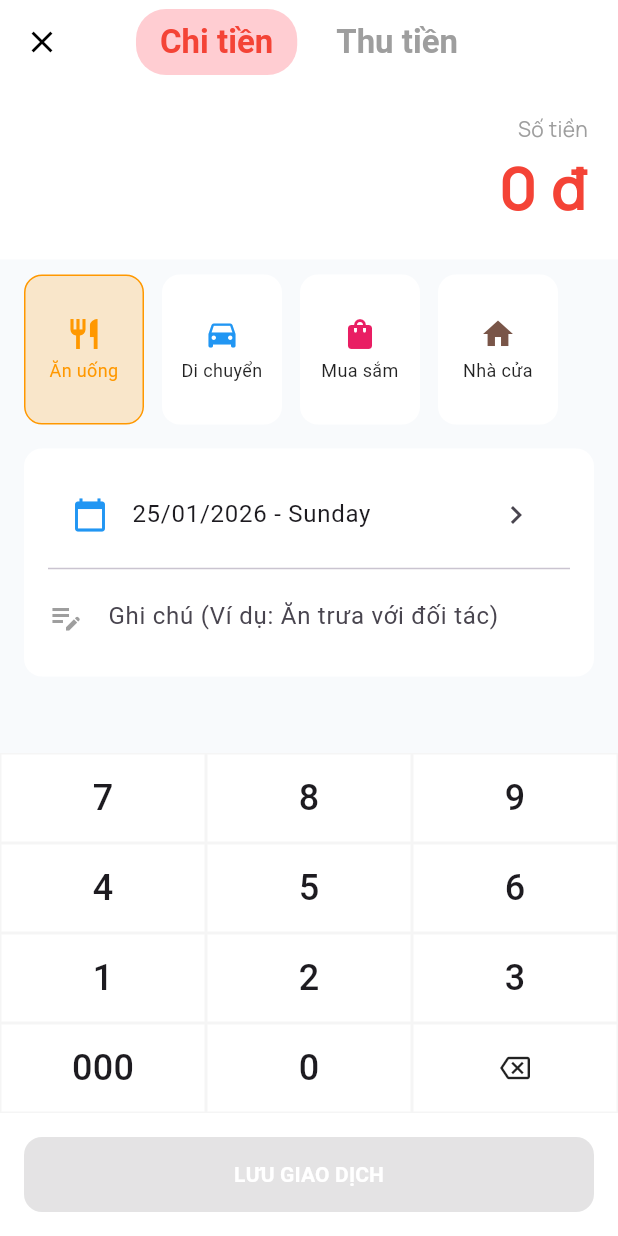
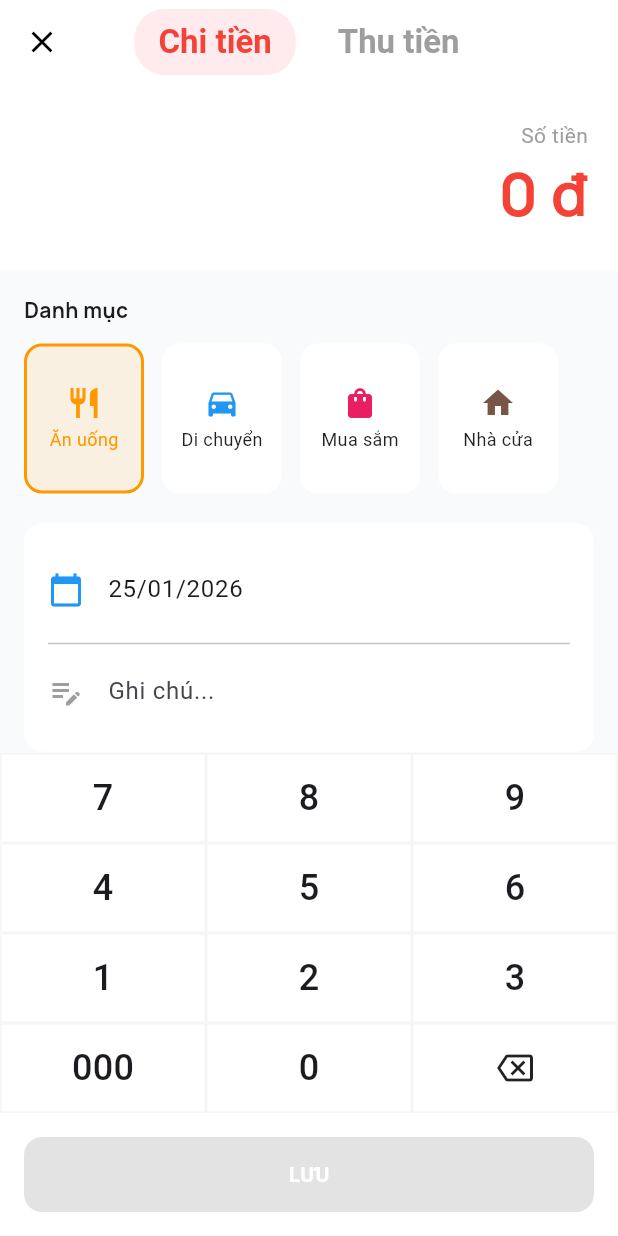
Before and after one commit to nguyenhau031993/aia_master, a Flutter app: the AddTransactionScreen screen opened directly, after a tap on the "backspace" icon, on a phone screen of 412 x 824 dp. Run offline on Flutter 3.47's test engine with Material 3 defaults, Android fonts, the phone set to English and light mode, and no system bars; our stand-ins replace google_fonts; statements that could not run were skipped.

Commit message:
Update add_transaction_screen.dart

```diff
--- a/lib/finance/screens/add_transaction_screen.dart
+++ b/lib/finance/screens/add_transaction_screen.dart
@@ -11,39 +11,36 @@ class AddTransactionScreen extends StatefulWidget {
 }
 
 class _AddTransactionScreenState extends State<AddTransactionScreen> {
-  String _amountStr = '0'; // Số tiền đang nhập
+  String _inputAmount = "0";
+  TransactionType _type = TransactionType.expense;
   CategoryItem _selectedCategory = FinanceData.categories[0];
   DateTime _selectedDate = DateTime.now();
   final TextEditingController _noteController = TextEditingController();
-  TransactionType _currentType = TransactionType.expense;
 
-  // Xử lý nhập số từ bàn phím
   void _onKeyTap(String value) {
     setState(() {
       if (value == 'DEL') {
-        if (_amountStr.length > 1) {
-          _amountStr = _amountStr.substring(0, _amountStr.length - 1);
-        } else {
-          _amountStr = '0';
-        }
+        if (_inputAmount.length > 1) _inputAmount = _inputAmount.substring(0, _inputAmount.length - 1);
+        else _inputAmount = "0";
       } else {
-        if (_amountStr == '0') _amountStr = value;
-        else if (_amountStr.length < 12) _amountStr += value;
+        if (_inputAmount == "0") _inputAmount = value;
+        else if (_inputAmount.length < 15) _inputAmount += value;
       }
     });
   }
 
-  void _saveTransaction() {
-    // Logic lưu vào database (giả lập)
-    final newTx = Transaction(
+  void _save() {
+    double amount = double.tryParse(_inputAmount) ?? 0;
+    if (amount <= 0) return;
+
+    FinanceData.transactions.insert(0, Transaction(
       id: DateTime.now().toString(),
-      amount: double.parse(_amountStr),
+      amount: amount,
       category: _selectedCategory,
       date: _selectedDate,
       note: _noteController.text,
-    );
-    FinanceData.transactions.insert(0, newTx); // Thêm vào đầu danh sách
-    Navigator.pop(context, true); // Quay về và báo thành công
+    ));
+    Navigator.pop(context); // Đóng màn hình
   }
 
   @override
@@ -53,75 +50,71 @@ class _AddTransactionScreenState extends State<AddTransactionScreen> {
       appBar: AppBar(
         backgroundColor: Colors.white,
         elevation: 0,
-        leading: IconButton(
-          icon: const Icon(Icons.close, color: Colors.black),
-          onPressed: () => Navigator.pop(context),
-        ),
+        leading: IconButton(icon: const Icon(Icons.close, color: Colors.black), onPressed: () => Navigator.pop(context)),
         title: Row(
           mainAxisSize: MainAxisSize.min,
           children: [
-            _buildTypeBtn("Chi tiền", TransactionType.expense),
-            const SizedBox(width: 10),
-            _buildTypeBtn("Thu tiền", TransactionType.income),
+            _buildTab("Chi tiền", TransactionType.expense),
+            const SizedBox(width: 12),
+            _buildTab("Thu tiền", TransactionType.income),
           ],
         ),
         centerTitle: true,
       ),
       body: Column(
         children: [
-          // 1. Phần nhập số tiền
+          // 1. Hiển thị số tiền
           Container(
-            padding: const EdgeInsets.symmetric(vertical: 20, horizontal: 20),
+            padding: const EdgeInsets.symmetric(vertical: 24, horizontal: 20),
             alignment: Alignment.centerRight,
             child: Column(
               crossAxisAlignment: CrossAxisAlignment.end,
               children: [
-                Text("Số tiền", style: GoogleFonts.manrope(color: Colors.grey)),
+                const Text("Số tiền", style: TextStyle(color: Colors.grey)),
                 Text(
-                  "${NumberFormat('#,###').format(double.parse(_amountStr))} đ",
+                  "${NumberFormat('#,###').format(double.parse(_inputAmount))} đ",
                   style: GoogleFonts.manrope(
-                    fontSize: 40,
-                    fontWeight: FontWeight.bold,
-                    color: _currentType == TransactionType.expense ? Colors.red : Colors.green
+                    fontSize: 40, fontWeight: FontWeight.bold,
+                    color: _type == TransactionType.expense ? Colors.red : Colors.green
                   ),
                 ),
               ],
             ),
           ),
 
-          // 2. Form chọn thông tin
+          // 2. Form chọn (Danh mục, Ngày, Ghi chú)
           Expanded(
             child: Container(
               color: const Color(0xFFF8FAFC),
               child: ListView(
+                padding: const EdgeInsets.all(16),
                 children: [
-                  // Chọn danh mục
-                  Container(
+                  Text("Danh mục", style: GoogleFonts.manrope(fontWeight: FontWeight.bold)),
+                  const SizedBox(height: 12),
+                  SizedBox(
                     height: 100,
-                    margin: const EdgeInsets.only(top: 10),
-                    child: ListView.builder(
+                    child: ListView.separated(
                       scrollDirection: Axis.horizontal,
-                      padding: const EdgeInsets.symmetric(horizontal: 16),
-                      itemCount: FinanceData.categories.where((c) => c.type == _currentType).length,
+                      itemCount: FinanceData.categories.where((c) => c.type == _type).length,
+                      separatorBuilder: (_, __) => const SizedBox(width: 12),
                       itemBuilder: (context, index) {
-                        final cat = FinanceData.categories.where((c) => c.type == _currentType).toList()[index];
+                        final cat = FinanceData.categories.where((c) => c.type == _type).toList()[index];
                         final isSelected = cat.id == _selectedCategory.id;
                         return GestureDetector(
                           onTap: () => setState(() => _selectedCategory = cat),
                           child: Container(
                             width: 80,
-                            margin: const EdgeInsets.only(right: 12),
                             decoration: BoxDecoration(
-                              color: isSelected ? cat.color.withOpacity(0.2) : Colors.white,
+                              color: isSelected ? cat.color.withOpacity(0.1) : Colors.white,
+                              border: Border.all(color: isSelected ? cat.color : Colors.transparent, width: 2),
                               borderRadius: BorderRadius.circular(12),
-                              border: Border.all(color: isSelected ? cat.color : Colors.transparent),
                             ),
                             child: Column(
                               mainAxisAlignment: MainAxisAlignment.center,
                               children: [
                                 Icon(cat.icon, color: cat.color),
                                 const SizedBox(height: 4),
-                                Text(cat.name, style: TextStyle(fontSize: 12, color: isSelected ? cat.color : Colors.black87), textAlign: TextAlign.center),
+                                Text(cat.name, style: TextStyle(fontSize: 12, color: isSelected ? cat.color : Colors.black87)),
                               ],
                             ),
                           ),
@@ -129,26 +122,20 @@ class _AddTransactionScreenState extends State<AddTransactionScreen> {
                       },
                     ),
                   ),
-
+                  const SizedBox(height: 20),
                   // Chọn ngày & Ghi chú
                   Container(
-                    margin: const EdgeInsets.all(16),
                     padding: const EdgeInsets.all(16),
                     decoration: BoxDecoration(color: Colors.white, borderRadius: BorderRadius.circular(12)),
                     child: Column(
                       children: [
                         ListTile(
+                          contentPadding: EdgeInsets.zero,
                           leading: const Icon(Icons.calendar_today, color: Colors.blue),
-                          title: Text(DateFormat('dd/MM/yyyy - EEEE').format(_selectedDate)),
-                          trailing: const Icon(Icons.chevron_right),
+                          title: Text(DateFormat('dd/MM/yyyy').format(_selectedDate)),
                           onTap: () async {
-                            final picked = await showDatePicker(
-                              context: context,
-                              initialDate: _selectedDate,
-                              firstDate: DateTime(2020),
-                              lastDate: DateTime(2030)
-                            );
-                            if (picked != null) setState(() => _selectedDate = picked);
+                            final date = await showDatePicker(context: context, initialDate: _selectedDate, firstDate: DateTime(2020), lastDate: DateTime(2030));
+                            if (date != null) setState(() => _selectedDate = date);
                           },
                         ),
                         const Divider(),
@@ -156,7 +143,7 @@ class _AddTransactionScreenState extends State<AddTransactionScreen> {
                           controller: _noteController,
                           decoration: const InputDecoration(
                             icon: Icon(Icons.edit_note, color: Colors.grey),
-                            hintText: "Ghi chú (Ví dụ: Ăn trưa với đối tác)",
+                            hintText: "Ghi chú...",
                             border: InputBorder.none,
                           ),
                         ),
@@ -168,54 +155,45 @@ class _AddTransactionScreenState extends State<AddTransactionScreen> {
             ),
           ),
 
-          // 3. Bàn phím số (Numpad)
+          // 3. Bàn phím số & Nút Lưu
           Container(
             color: Colors.white,
             child: Column(
               children: [
-                Row(children: [_buildKey('7'), _buildKey('8'), _buildKey('9')]),
-                Row(children: [_buildKey('4'), _buildKey('5'), _buildKey('6')]),
-                Row(children: [_buildKey('1'), _buildKey('2'), _buildKey('3')]),
-                Row(children: [_buildKey('000'), _buildKey('0'), _buildKey('DEL')]),
-
-                // Nút Lưu
+                Row(children: ['7', '8', '9'].map(_buildKey).toList()),
+                Row(children: ['4', '5', '6'].map(_buildKey).toList()),
+                Row(children: ['1', '2', '3'].map(_buildKey).toList()),
+                Row(children: ['000', '0', 'DEL'].map(_buildKey).toList()),
                 Padding(
-                  padding: const EdgeInsets.all(16.0),
+                  padding: const EdgeInsets.all(16),
                   child: SizedBox(
-                    width: double.infinity,
-                    height: 50,
+                    width: double.infinity, height: 50,
                     child: ElevatedButton(
-                      onPressed: double.parse(_amountStr) > 0 ? _saveTransaction : null,
-                      style: ElevatedButton.styleFrom(
-                        backgroundColor: const Color(0xFF0F172A),
-                        shape: RoundedRectangleBorder(borderRadius: BorderRadius.circular(12)),
-                      ),
-                      child: const Text("LƯU GIAO DỊCH", style: TextStyle(color: Colors.white, fontWeight: FontWeight.bold)),
+                      onPressed: double.parse(_inputAmount) > 0 ? _save : null,
+                      style: ElevatedButton.styleFrom(backgroundColor: const Color(0xFF0F172A), shape: RoundedRectangleBorder(borderRadius: BorderRadius.circular(12))),
+                      child: const Text("LƯU", style: TextStyle(color: Colors.white, fontWeight: FontWeight.bold)),
                     ),
                   ),
                 )
               ],
             ),
-          )
+          ),
         ],
       ),
     );
   }
 
-  Widget _buildTypeBtn(String label, TransactionType type) {
-    final isSelected = _currentType == type;
+  Widget _buildTab(String label, TransactionType type) {
+    bool isActive = _type == type;
     return GestureDetector(
-      onTap: () => setState(() => _currentType = type),
+      onTap: () => setState(() => _type = type),
       child: Container(
         padding: const EdgeInsets.symmetric(horizontal: 16, vertical: 8),
         decoration: BoxDecoration(
-          color: isSelected ? (type == TransactionType.expense ? Colors.red[100] : Colors.green[100]) : Colors.transparent,
+          color: isActive ? (type == TransactionType.income ? Colors.green[50] : Colors.red[50]) : Colors.transparent,
           borderRadius: BorderRadius.circular(20),
         ),
-        child: Text(label, style: TextStyle(
-          color: isSelected ? (type == TransactionType.expense ? Colors.red : Colors.green) : Colors.grey,
-          fontWeight: FontWeight.bold
-        )),
+        child: Text(label, style: TextStyle(color: isActive ? (type == TransactionType.income ? Colors.green : Colors.red) : Colors.grey, fontWeight: FontWeight.bold)),
       ),
     );
   }
@@ -228,9 +206,7 @@ class _AddTransactionScreenState extends State<AddTransactionScreen> {
           height: 60,
           alignment: Alignment.center,
           decoration: BoxDecoration(border: Border.all(color: Colors.grey.withOpacity(0.1))),
-          child: label == 'DEL'
-            ? const Icon(Icons.backspace_outlined, size: 20)
-            : Text(label, style: const TextStyle(fontSize: 24, fontWeight: FontWeight.w500)),
+          child: label == 'DEL' ? const Icon(Icons.backspace_outlined) : Text(label, style: const TextStyle(fontSize: 24, fontWeight: FontWeight.w500)),
         ),
       ),
     );
```
